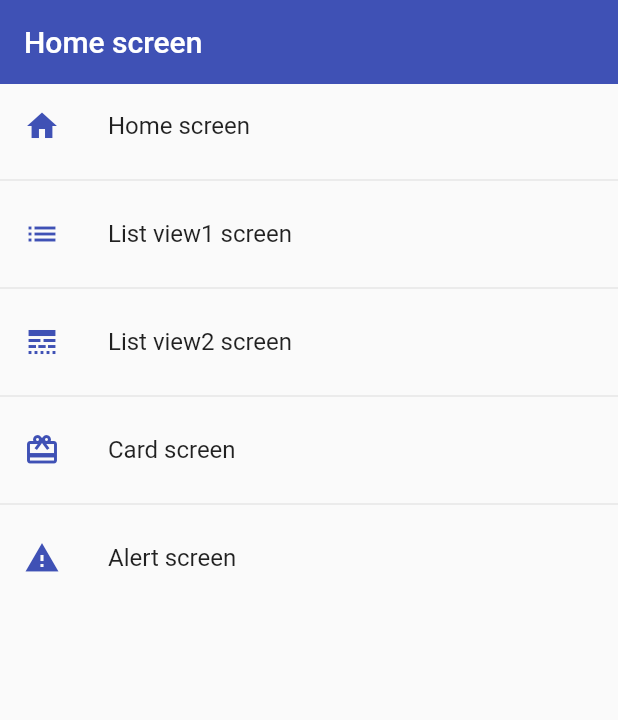
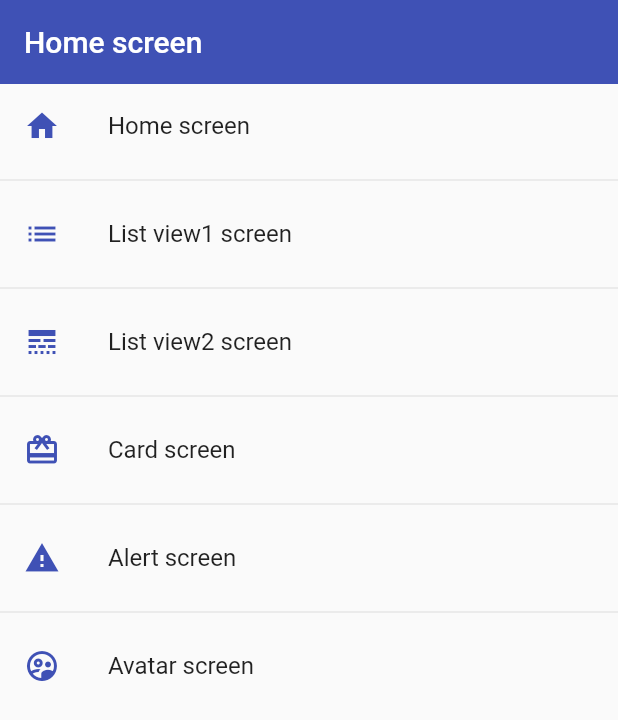
Before and after one commit to amaury-soto/flutter_components_app, a Flutter app: the screen it shows after launch, on a phone screen of 412 x 824 dp. Shown: the top 720 px of the screen. Run offline on Flutter 3.47's test engine with Material 2 defaults, Android fonts, the phone set to English and light mode, and no system bars.

Commit message:
Avatar - CircleAvatar widget

```diff
--- a/lib/router/app_routes.dart
+++ b/lib/router/app_routes.dart
@@ -31,6 +31,11 @@ class AppRoutes {
         name: 'Alert screen',
         icon: Icons.warning,
         screen: const AlertScreen()),
+    MenuOptions(
+        route: 'avatar',
+        name: 'Avatar screen',
+        icon: Icons.supervised_user_circle_outlined,
+        screen: const AvatarScreen()),
   ];
 
 /*   static Map<String, Widget Function(BuildContext)> routes = {
--- a/lib/screens/screens.dart
+++ b/lib/screens/screens.dart
@@ -1,4 +1,5 @@
 export 'package:fl_components/screens/alert_screen.dart';
+export 'package:fl_components/screens/avatar_screen.dart';
 export 'package:fl_components/screens/card_screen.dart';
 export 'package:fl_components/screens/home_screen.dart';
 export 'package:fl_components/screens/listview1_screen.dart';
```
Also changed, not shown: lib/screens/avatar_screen.dart (added, +29 -0 lines), lib/screens/alert_screen.dart (line endings or trailing spaces).
